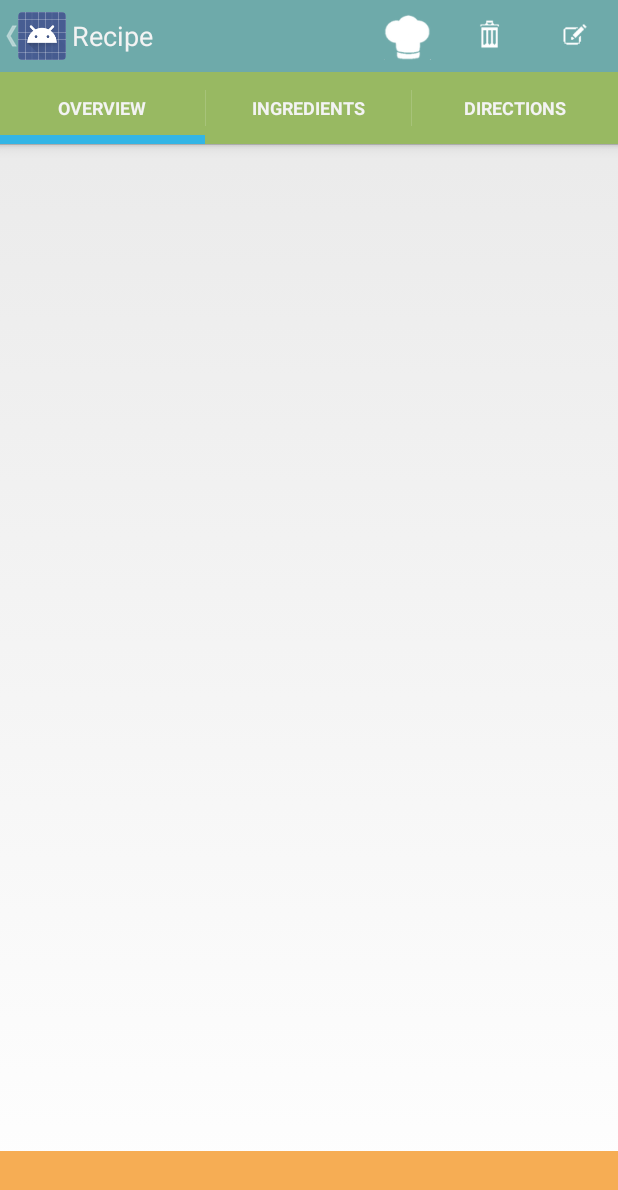
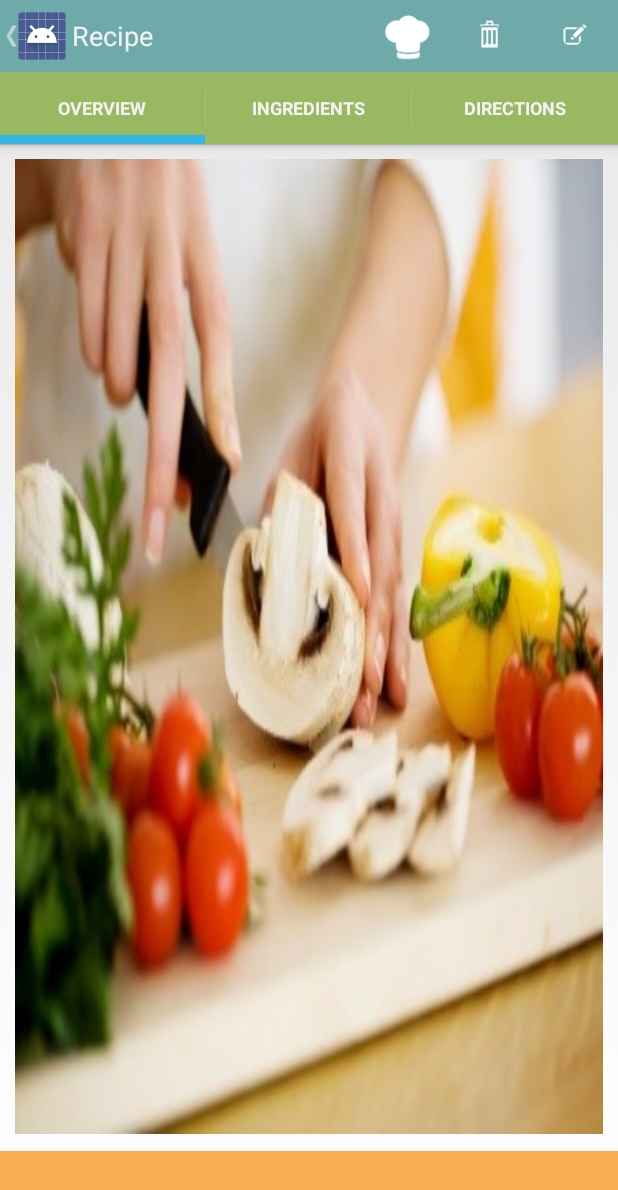
Before and after one commit to km13818/CookPal, an Android app: the OverviewFragment screen opened directly, with no data from a screen before it, on a phone screen of 412 x 824 dp. Shown: the top 1190 px of the screen. Run offline under Robolectric (Android 15) with nearby library versions, the phone set to English and light mode, and no system bars; libraries missing offline, so code that uses them is left out: com.facebook; 9 statements that could not run were skipped.

Commit message:
use default image if user did not specify image url

```diff
--- a/CookPal/app/src/main/java/cse190/cookpal/DirectionsFragment.java
+++ b/CookPal/app/src/main/java/cse190/cookpal/DirectionsFragment.java
@@ -1,6 +1,5 @@
 package cse190.cookpal;
 
-import android.content.Intent;
 import android.os.Bundle;
 import android.support.v4.app.Fragment;
 import android.view.LayoutInflater;
--- a/CookPal/app/src/main/java/cse190/cookpal/OverviewFragment.java
+++ b/CookPal/app/src/main/java/cse190/cookpal/OverviewFragment.java
@@ -44,7 +44,10 @@ public class OverviewFragment extends Fragment {
             protected void onPostExecute(Void result) {
                 if (bitmap != null) {
                     recipeImage.setImageBitmap(bitmap);
+                } else {
+                    recipeImage.setImageResource(R.drawable.placeholder);
                 }
+
             }
 
         }.execute();
```
